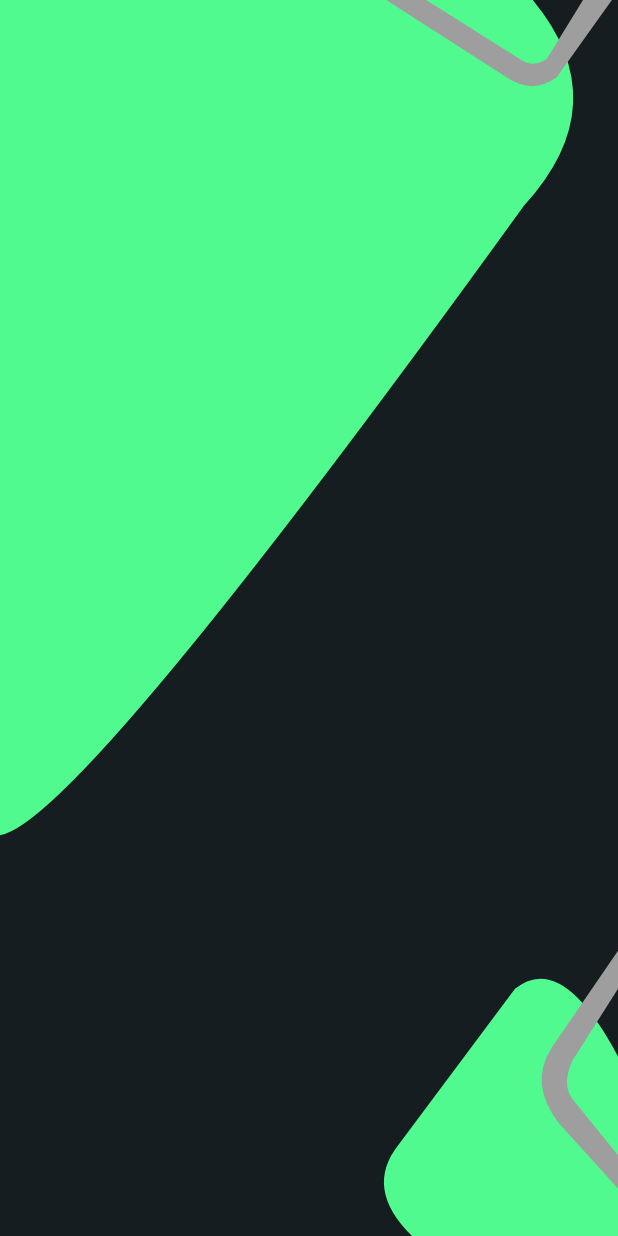
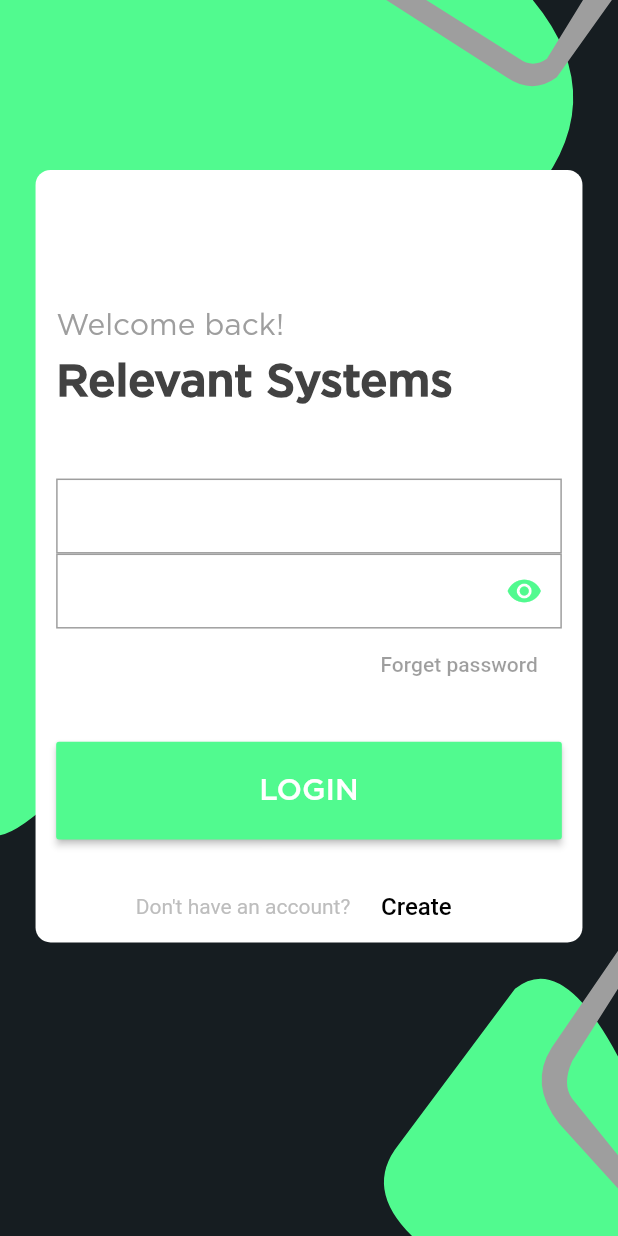
Before and after one commit to TanguAchilis/relevant_systems, a Flutter app: the screen it shows after launch, on a phone screen of 412 x 824 dp. Run offline on Flutter 3.47's test engine with Material 2 defaults, Android fonts, the phone set to English and light mode, and no system bars; statements that could not run were skipped.

Commit message:
done adding the login form

```diff
--- /dev/null
+++ b/lib/components/normalInputField.dart
@@ -0,0 +1,55 @@
+import 'package:flutter/material.dart';
+
+class NormalInputField extends StatefulWidget {
+  NormalInputField({
+    this.labelText, this.onChanged, this.validator
+  });
+  final labelText;
+  final String Function (String) validator;
+  final void Function (String) onChanged;
+
+
+  @override
+  _NormalInputFieldState createState() => _NormalInputFieldState();
+}
+
+class _NormalInputFieldState extends State<NormalInputField> {
+  bool focus=false;
+
+  @override
+  Widget build(BuildContext context) {
+    var  screensize=MediaQuery.of(context).size;
+    return Container(
+      decoration: BoxDecoration(
+        border: Border.all(color: Colors.grey)
+      ),
+      child: Container(
+         padding: EdgeInsets.only(left: screensize.width/50),
+        decoration: BoxDecoration(
+          border: Border(left: BorderSide(color: focus?Theme.of(context).primaryColor:Colors.transparent,width:10 ))
+        ),
+        child: TextFormField(
+          onTap: (){
+            setState(() {
+              focus=true;
+
+            });
+          },
+           validator: widget.validator,
+          onChanged: widget.onChanged,
+
+          onEditingComplete: (){
+            setState(() {
+            focus=false;
+          });
+          FocusScope.of(context).unfocus();} ,
+          decoration: InputDecoration(
+            labelText: widget.labelText,
+             border: InputBorder.none,
+          ),
+
+        ),
+      ),
+    );
+  }
+}
--- /dev/null
+++ b/lib/components/passwordInputField.dart
@@ -0,0 +1,73 @@
+import 'package:flutter/material.dart';
+
+class PasswordInputField extends StatefulWidget {
+ PasswordInputField({
+    this.labelText,this.validator, this.onChanged, this.onEditingComplete
+  });
+  final String labelText;
+  final String Function (String) validator;
+  final void Function (String) onChanged;
+  final void Function () onEditingComplete;
+
+  @override
+  _PasswordInputFieldState createState() => _PasswordInputFieldState();
+}
+
+class _PasswordInputFieldState extends State<PasswordInputField> {
+
+  bool hidePassword = true;
+  bool focus=false;
+
+  @override
+  Widget build(BuildContext context) {
+     var screensize = MediaQuery.of(context).size;
+    return Container(
+
+                  decoration: BoxDecoration(
+                    border: Border.all(color: Colors.grey)
+                  ),
+      child: Container(
+        padding: EdgeInsets.only(left: screensize.width/40),
+        decoration: BoxDecoration(
+          border: Border(left: BorderSide(color: focus?Theme.of(context).primaryColor:Colors.transparent,width:10 ))
+        ),
+
+        child: TextFormField(
+          onTap: (){
+            setState(() {
+              focus=true;
+
+            });
+          },
+
+
+          validator: widget.validator,
+          onChanged: widget.onChanged,
+          onEditingComplete: (){
+            setState(() {
+            focus=false;
+          });
+          FocusScope.of(context).unfocus();} ,
+          obscureText: hidePassword,
+          decoration: InputDecoration(
+
+            labelText: widget.labelText,
+             border: InputBorder.none,
+             suffixIcon: IconButton(
+               color:Theme.of(context).accentColor,
+               icon:  hidePassword ? Icon(Icons.visibility) : Icon(Icons.visibility_off),
+               onPressed: (){
+                 setState(() {
+
+                   hidePassword=!hidePassword;
+                 });
+               },
+             )
+          ),
+
+        ),
+      ),
+    )
+    ;
+  }
+}
--- a/lib/main.dart
+++ b/lib/main.dart
@@ -1,5 +1,7 @@
 import 'package:flutter/material.dart';
 import 'package:relevant_systems/components/clippaths.dart';
+import 'package:relevant_systems/components/normalInputField.dart';
+import 'package:relevant_systems/components/passwordInputField.dart';
 
 void main() => runApp(MyApp());
 
@@ -14,27 +16,91 @@ class MyApp extends StatelessWidget {
             scaffoldBackgroundColor: Color(0XFF161d21),
             primaryColorDark: Color(0XFF161d21),
             primaryColor: Color(0xFF51fa8f),
-        accentColor: Color(0xFF51fa8f)
-      ),
-
-      home: MyHomeSection()
-    );
+            accentColor: Color(0xFF51fa8f)),
+        home: MyHomeSection());
   }
 }
 
-class MyHomeSection extends StatelessWidget{
+class MyHomeSection extends StatelessWidget {
   @override
-  Widget build(BuildContext context){
+  Widget build(BuildContext context) {
+    var screensize = MediaQuery.of(context).size;
     return Scaffold(
-
-      body:Stack(
+        body: SingleChildScrollView(
+          child: Stack(
+      alignment: Alignment.center,
       children: <Widget>[
           TriangularPath(),
           SemiTriangularPath(),
           TopThinTriangularPath(),
           BottomThinTriangularPath(),
+          Container(
+            alignment: Alignment.bottomCenter,
+            margin: EdgeInsets.only(bottom: screensize.height / 10),
+
+            padding: EdgeInsets.symmetric(
+
+                horizontal: screensize.width / 30),
+            width: screensize.width / 1.13,
+            constraints: BoxConstraints(
+              minHeight: screensize.height / 1.6,
+            ),
+            decoration: BoxDecoration(
+              color: Colors.white,
+              borderRadius: BorderRadius.circular(10),
+            ),
+            child: Column(
+              crossAxisAlignment: CrossAxisAlignment.start,
+              children: <Widget>[
+                SizedBox(height: screensize.height / 30,),
+                Text('Welcome back!', style: TextStyle(fontSize: 20, fontFamily:'Gotham-Book', color: Colors.grey)),
+                SizedBox(height: screensize.height/100,),
+                Text('Relevant Systems',  style: TextStyle(fontSize: 30, color: Colors.grey.shade800, fontFamily: 'Gotham-Medium', fontWeight: FontWeight.w900),),
+                SizedBox(height: screensize.height/18,),
+
+                NormalInputField(labelText: 'Email Address',),
+
+                PasswordInputField(labelText: 'Password',),
+                Row(
+                  mainAxisAlignment: MainAxisAlignment.end,
+                  children: <Widget>[
+                    FlatButton(
+                      child: Text('Forget password'),
+                    )
                   ],
+                ),
+
+                SizedBox(height: screensize.height/30),
+
+                MaterialButton(
+                  minWidth: screensize.width / 1.13 - screensize.width / 15,
+                  padding: EdgeInsets.symmetric(vertical:screensize.width / 20 ),
+                  child: Text('LOGIN', style: TextStyle(fontSize: 20,color: Colors.white, fontFamily: 'Gotham-Medium'),),
+                  color: Theme.of(context).primaryColor,
+                  onPressed: (){
+
+                  },
+                ),
+
+                SizedBox(height: screensize.height/40),
+
+                Row(
+                  mainAxisAlignment: MainAxisAlignment.center,
+                  children: <Widget>[
+                    Text('Don\'t have an account?', style:TextStyle(color: Colors.grey.shade400)),
+                    FlatButton(
+                      child: Text('Create', style: TextStyle(fontSize: 16, color: Colors.black)),
                     )
-    );
+                  ],
+                ),
+
+
+
+              ],
+            ),
+          ),
+      ],
+    ),
+        ));
   }
 }
```
Also changed, not shown: pubspec.yaml (+9 -11 lines), fonts/Gotham-Book.otf (added), fonts/Gotham-Medium.otf (added), pubspec.lock. Lines whose indentation alone changed are shown as unchanged.
